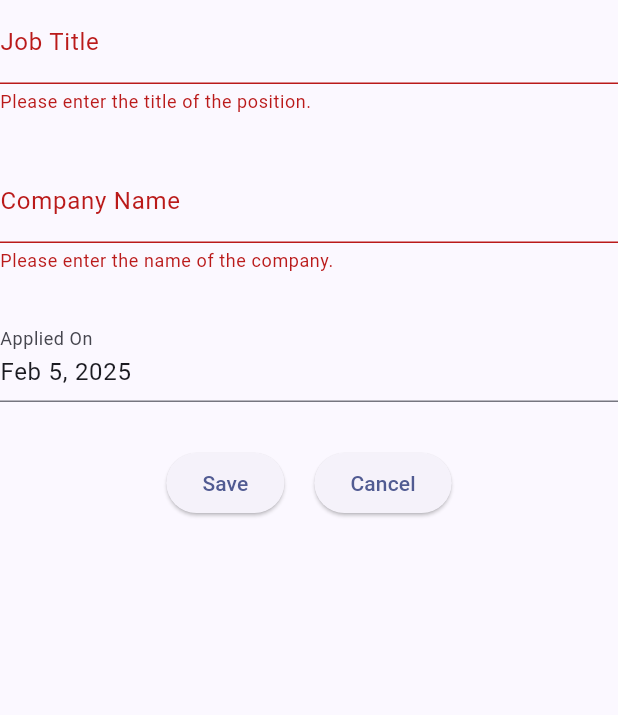
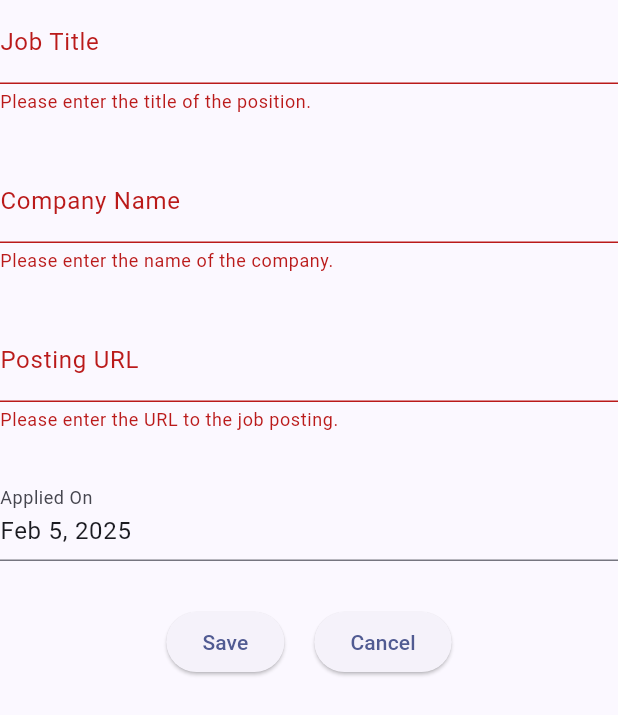
Before and after one commit to RazaMM/job_search, a Flutter app: the JobEditingForm widget shown alone on an empty page, opened directly with empty values, after a tap on "Save", on a phone screen of 412 x 824 dp. Shown: the top 715 px of the screen. Run offline on Flutter 3.47's test engine with Material 3 defaults, Android fonts, the phone set to English and light mode, and no system bars; our stand-ins replace flutter_riverpod, freezed_annotation, google_fonts, riverpod_annotation, sqflite, sqflite_common_ffi; accounts and stored records are empty; generated files the repository leaves out were written again.

Commit message:
Add input field for job posting URL in job editing form

```diff
--- a/lib/ui/jobs/job_editing_form.dart
+++ b/lib/ui/jobs/job_editing_form.dart
@@ -23,6 +23,7 @@ class _JobEditingFormState extends State<JobEditingForm> {
 
   late final TextEditingController _titleController;
   late final TextEditingController _companyController;
+  late final TextEditingController _postingController;
   late DateTime? _date;
 
   @override
@@ -30,6 +31,7 @@ class _JobEditingFormState extends State<JobEditingForm> {
     super.initState();
     _titleController = TextEditingController(text: widget.job.title);
     _companyController = TextEditingController(text: widget.job.company);
+    _postingController = TextEditingController(text: widget.job.posting);
     _date = widget.job.dateApplied;
   }
 
@@ -37,13 +39,12 @@ class _JobEditingFormState extends State<JobEditingForm> {
   void dispose() {
     _titleController.dispose();
     _companyController.dispose();
+    _postingController.dispose();
     super.dispose();
   }
 
   void onSubmit() {
     if (!_formKey.currentState!.validate()) return;
-
-    print(_date);
 
     widget.onSubmit(widget.job.copyWith(
       title: _titleController.text,
@@ -64,7 +65,7 @@ class _JobEditingFormState extends State<JobEditingForm> {
           spacing: 30,
           mainAxisAlignment: MainAxisAlignment.start,
           children: <Widget>[
-            // Title input box
+            // Title
             TextFormField(
               decoration: InputDecoration(
                 label: Text("Job Title"),
@@ -90,7 +91,25 @@ class _JobEditingFormState extends State<JobEditingForm> {
                 return null;
               },
             ),
-            // Date Applied Picker
+            // Posting URL
+            TextFormField(
+              decoration: InputDecoration(
+                label: Text("Posting URL"),
+              ),
+              controller: _postingController,
+              validator: (value) {
+                if (value == null || value.isEmpty) {
+                  return 'Please enter the URL to the job posting.';
+                }
+
+                if (Uri.tryParse(value) == null) {
+                  return 'Please enter a valid URL.';
+                }
+
+                return null;
+              },
+            ),
+            // Date Applied
             DateFormField(
               onChange: (date) {
                 setState(() {
@@ -108,6 +127,7 @@ class _JobEditingFormState extends State<JobEditingForm> {
                 return null;
               },
             ),
+            // Submit and Cancel buttons.
             Row(
               mainAxisAlignment: MainAxisAlignment.center,
               spacing: 20,
```
